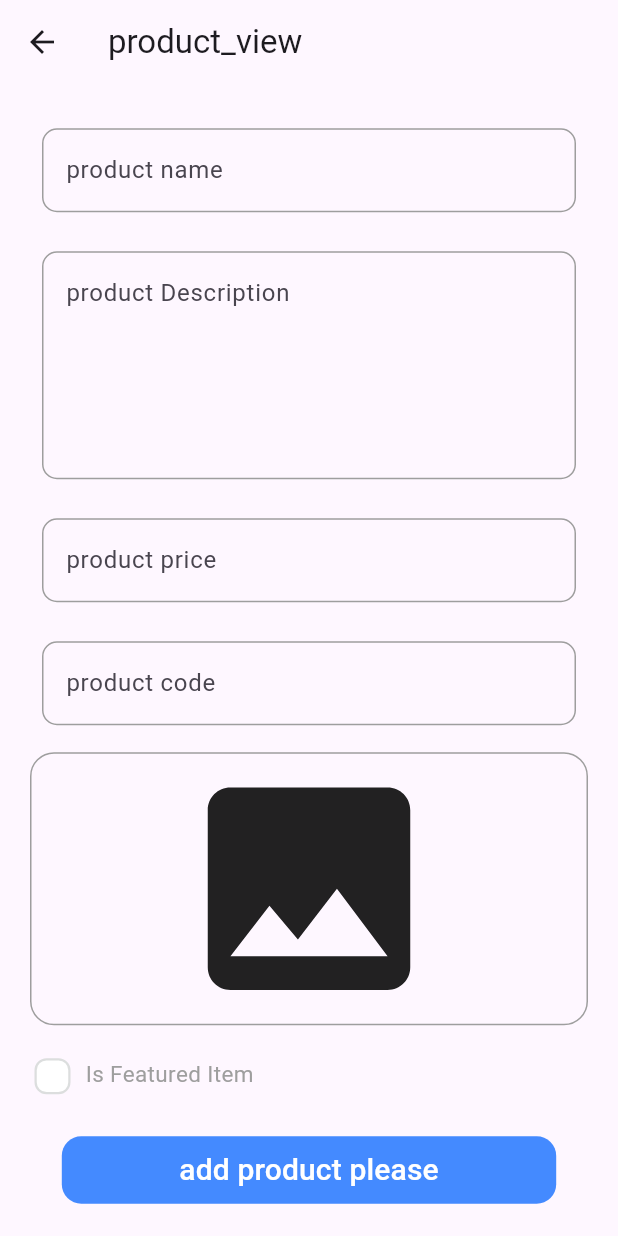
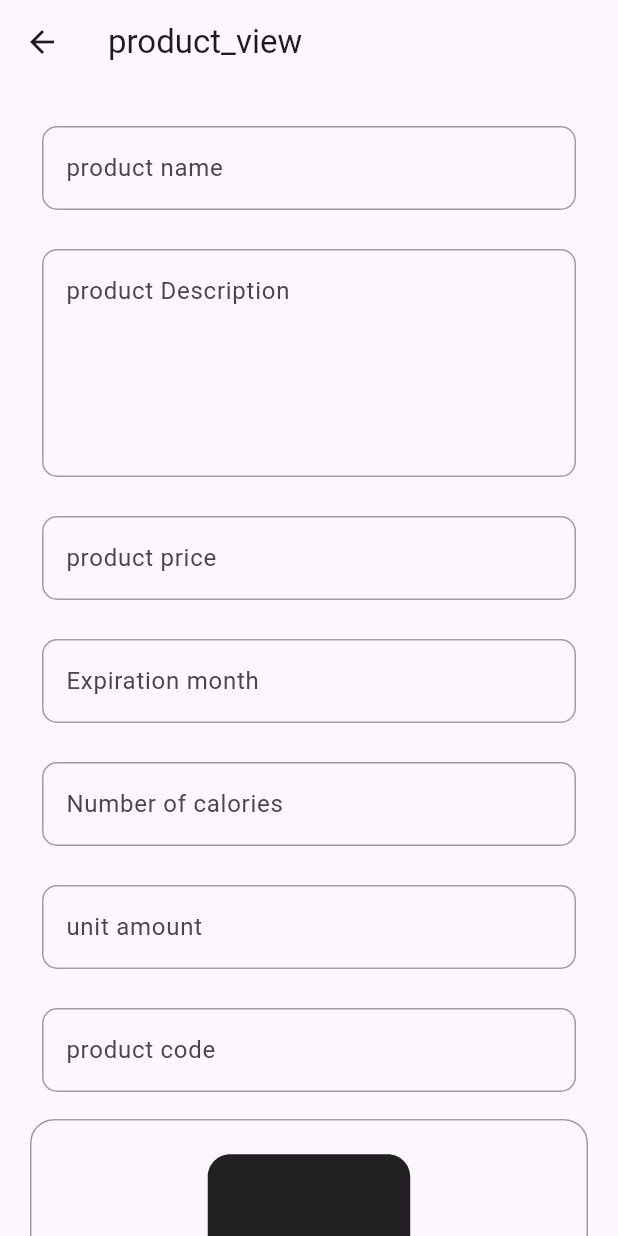
Before and after one commit to ahmedElmeqdamy/fruits_dash_board, a Flutter app: the screen it shows after launch, after a tap on "add product", on a phone screen of 412 x 824 dp. Run offline on Flutter 3.47's test engine with Material 3 defaults, Android fonts, the phone set to English and light mode, and no system bars; drawn by our look-alikes of modal_progress_hud_nsn, skeletonizer; our stand-ins replace cloud_firestore, dartz, firebase_core, firebase_storage, flutter_bloc, flutter_svg and 3 more; accounts and stored records are empty; statements that could not run were skipped.

Commit message:
last update 27/12

```diff
--- a/lib/core/repos/product_repo/product_repo_impl.dart
+++ b/lib/core/repos/product_repo/product_repo_impl.dart
@@ -1,3 +1,5 @@
+import 'dart:developer';
+
 import 'package:dartz/dartz.dart';
 import 'package:fruits_dash_board/core/errors/failure.dart';
 import 'package:fruits_dash_board/core/repos/product_repo/product_repo.dart';
@@ -23,6 +25,7 @@ class ProductRepoImpl implements ProductRepo {
 
       return right(null);
     } catch (error) {
+      log('.................._______________________________$error');
       return Left(ServerFailure(error.toString()));
     }
   }
--- a/lib/core/services/firestore_services.dart
+++ b/lib/core/services/firestore_services.dart
@@ -1,3 +1,5 @@
+import 'dart:developer';
+
 import 'package:cloud_firestore/cloud_firestore.dart';
 
 import 'database_services.dart';
@@ -11,6 +13,7 @@ class FirestoreServices implements DatabaseServices {
     required Map<String, dynamic> data,
     String? documentId,
   }) async {
+    log('log in try to add data by firebaes');
     if (documentId != null) {
       await firebaseFirestore.collection(path).doc(documentId).set(data);
     } else {
@@ -29,6 +32,7 @@ class FirestoreServices implements DatabaseServices {
 
   @override
   Future<bool> isDataExit({required String path, required String uid}) async {
+    log('_______________________________________try to check data by firebase');
     final data = await firebaseFirestore.collection(path).doc(uid).get();
     return data.exists;
   }
--- a/lib/core/services/get_it_service.dart
+++ b/lib/core/services/get_it_service.dart
@@ -1,6 +1,7 @@
 import 'package:fruits_dash_board/core/repos/image_repo/image_repo.dart';
 import 'package:fruits_dash_board/core/repos/image_repo/image_repo_impl.dart';
 import 'package:fruits_dash_board/core/services/storeage_services.dart';
+import 'package:fruits_dash_board/core/services/supa_base_storage.dart';
 import 'package:get_it/get_it.dart';
 
 import '../repos/product_repo/product_repo.dart';
@@ -9,18 +10,25 @@ import 'database_services.dart';
 import 'fire_storage.dart';
 import 'firestore_services.dart';
 
-
 //create method setup to register all dependencies 1-2
 final GetIt getIt = GetIt.instance;
 
 void setupGetIt() {
   // Register services
-  getIt.registerSingleton<StorageServices>(FireStorage());
-  getIt.registerSingleton<DatabaseServices>(FirestoreServices());
-  getIt.registerSingleton<ImageRepo>(ImageRepoImpl(getIt.get<StorageServices>()));
-  getIt.registerSingleton<ProductRepo>(ProductRepoImpl(getIt.get<DatabaseServices>()));
+  //here we can switch between supabase and fire storage just chang
+  //getIt.registerSingleton<StorageServices>(FireStorage());
+  getIt.registerSingleton<StorageServices>(SupabaseStorageServices());
 
 
+
+
+  getIt.registerSingleton<DatabaseServices>(FirestoreServices());
+  getIt.registerSingleton<ImageRepo>(
+    ImageRepoImpl(getIt.get<StorageServices>()),
+  );
+  getIt.registerSingleton<ProductRepo>(
+    ProductRepoImpl(getIt.get<DatabaseServices>()),
+  );
+
   // Register repositories with their dependencies
-
 }
--- a/lib/core/services/storeage_services.dart
+++ b/lib/core/services/storeage_services.dart
@@ -1,5 +1,5 @@
 import 'dart:io';
 
 abstract class StorageServices {
-  Future<String> uploadFile(File image, String path);
+  Future<String> uploadFile(File file, String path);
 }
--- /dev/null
+++ b/lib/core/services/supa_base_storage.dart
@@ -0,0 +1,50 @@
+import 'dart:developer';
+import 'dart:io';
+import 'package:path/path.dart' as p;
+import 'package:fruits_dash_board/core/services/storeage_services.dart';
+import 'package:supabase_flutter/supabase_flutter.dart';
+
+class SupabaseStorageServices implements StorageServices {
+  static late Supabase _supabase;
+
+  static createBuckets(String bucketName) async {
+    var buckets = await _supabase.client.storage.listBuckets();
+
+    bool isBucketExits = false;
+
+    for (var buckte in buckets) {
+      if (buckte.id == bucketName) {
+        isBucketExits = true;
+        break;
+      }
+    }
+    if (!isBucketExits) {
+      await _supabase.client.storage.createBucket(bucketName);
+    }
+  }
+
+  static Future<void> initSupabase() async {
+    _supabase = await Supabase.initialize(
+      url: 'https://uvzggwacrbhrpxyxdvxo.supabase.co',
+      anonKey: 'sb_secret_E6Dk0LuTw43_iZPwRLUibw_A_KIUP1S',
+    );
+    ;
+  }
+
+  @override
+  Future<String> uploadFile(File file, String path) async {
+    //p.basename(file.path) dala deh bt2os kol haga w tseeb name file bas  ;
+    //file.path dah mkan file al 3andy fi app;
+    String fileName = p.basename(file.path);
+    //p.extension(file.path) dala deh bt2os kol haga extension name file bas ;
+    String extensionName = p.extension(file.path);
+    var result = await _supabase.client.storage
+        .from('fruits_images')
+        .upload('$path/$fileName', file);
+    final String publicUrl = _supabase.client.storage
+        .from('fruits_images')
+        .getPublicUrl('$path/$fileName');
+    log(publicUrl);
+    return result;
+  }
+}
--- a/lib/core/widgets/box_error.dart
+++ b/lib/core/widgets/box_error.dart
@@ -1,12 +1,16 @@
 import 'package:flutter/material.dart';
 
 class ShowBoxError {
-  static Future<void> show(BuildContext context, String errorMessage) {
+  static Future<void> show(
+    BuildContext context,
+    String errorMessage,
+      {String message = 'Error'}
+  ) {
     return showDialog(
       context: context,
       builder: (context) {
         return AlertDialog(
-          title: const Text('Error'),
+          title:  Text(message),
           content: Text(errorMessage),
           actions: [
             TextButton(
--- a/lib/featured/add_product/domain/entities/add_product_input_entity.dart
+++ b/lib/featured/add_product/domain/entities/add_product_input_entity.dart
@@ -1,4 +1,6 @@
 import 'dart:io';
+
+import 'package:fruits_dash_board/featured/add_product/domain/entities/review_entity.dart';
 
 class AddProductInputEntity {
   final String name;
@@ -7,14 +9,32 @@ class AddProductInputEntity {
   final String code;
   final File image;
   final bool isFeatured;
-   String? imageUrl;
+  String? imageUrl;
+  final int expirationMonth;
+   bool isOrganic;
+  final int numberOfCalories;
+   final num averageRating = 0;
+  final int ratingCount = 0;
+  final int unitAmount;
+  final List<ReviewEntity> reviews ;
 
-  AddProductInputEntity({
+
+
+
+
+  AddProductInputEntity( {
     required this.name,
     required this.description,
     required this.price,
     required this.code,
     required this.image,
-    required this.isFeatured,  this.imageUrl,
+    required this.isFeatured,
+    this.imageUrl,
+    required this.expirationMonth,
+    required this.numberOfCalories,
+    required this.unitAmount,
+     this.isOrganic = false,
+    required this.reviews,
+
   });
 }
--- /dev/null
+++ b/lib/featured/add_product/domain/entities/review_entity.dart
@@ -0,0 +1,15 @@
+class ReviewEntity {
+  final String name;
+  final String image;
+  final num rating;
+  final String date;
+  final String reviewDescription;
+
+  ReviewEntity({
+    required this.name,
+    required this.image,
+    required this.rating,
+    required this.date,
+    required this.reviewDescription,
+  });
+}
--- a/lib/featured/add_product/presentation/views/add_products_view.dart
+++ b/lib/featured/add_product/presentation/views/add_products_view.dart
@@ -1,6 +1,7 @@
 import 'package:flutter/material.dart';
 import 'package:flutter_bloc/flutter_bloc.dart';
 import 'package:fruits_dash_board/featured/add_product/presentation/views/widgets/add_product_view_body.dart';
+import 'package:fruits_dash_board/featured/add_product/presentation/views/widgets/add_product_view_body_bloc_builder.dart';
 
 import '../../../../core/repos/image_repo/image_repo.dart';
 import '../../../../core/repos/product_repo/product_repo.dart';
@@ -17,7 +18,7 @@ class AddProductsView extends StatelessWidget {
       body: BlocProvider(
         create: (context) =>
             AddProductCubit(getIt.get<ImageRepo>(), getIt.get<ProductRepo>()),
-        child: AddProductViewBody(),
+        child: AddProductViewBodyBlocBuilder(),
       ),
     );
   }
--- a/lib/featured/add_product/presentation/views/widgets/add_product_view_body.dart
+++ b/lib/featured/add_product/presentation/views/widgets/add_product_view_body.dart
@@ -4,12 +4,14 @@ import 'package:flutter/material.dart';
 import 'package:flutter_bloc/flutter_bloc.dart';
 import 'package:fruits_dash_board/core/widgets/custom_button.dart';
 import 'package:fruits_dash_board/featured/add_product/domain/entities/add_product_input_entity.dart';
+import 'package:fruits_dash_board/featured/add_product/domain/entities/review_entity.dart';
 
 import '../../../../../core/widgets/box_error.dart';
 import '../../../../../core/widgets/custom_text_form.dart';
 import '../../manager/add_product_cubit.dart';
 import 'image_feild.dart';
 import 'is_featured_check_box.dart';
+import 'is_organic.dart';
 
 class AddProductViewBody extends StatefulWidget {
   const AddProductViewBody({super.key});
@@ -23,11 +25,12 @@ class _AddProductViewBodyState extends State<AddProductViewBody> {
   AutovalidateMode autoValidateMode = AutovalidateMode.disabled;
   late String name;
   late String description;
-  late num price;
+  late num price, expirationMonth, numberOfCalories, unitAmount;
   late String code;
   File? image;
   late String imageUrl;
   bool isFeatured = false;
+  bool isOrganic = false;
 
   @override
   Widget build(BuildContext context) {
@@ -68,6 +71,33 @@ class _AddProductViewBodyState extends State<AddProductViewBody> {
                 SizedBox(height: 10),
                 CustomTextFormField(
                   onSaved: (value) {
+                    expirationMonth = num.parse(value!);
+                  },
+                  hintText: 'Expiration month',
+                  maxLines: 1,
+                  keyboardType: TextInputType.number,
+                ),
+                SizedBox(height: 10),
+                CustomTextFormField(
+                  onSaved: (value) {
+                    numberOfCalories = num.parse(value!);
+                  },
+                  hintText: 'Number of calories',
+                  maxLines: 1,
+                  keyboardType: TextInputType.number,
+                ),
+                SizedBox(height: 10),
+                CustomTextFormField(
+                  onSaved: (value) {
+                    unitAmount = num.parse(value!);
+                  },
+                  hintText: 'unit amount',
+                  maxLines: 1,
+                  keyboardType: TextInputType.number,
+                ),
+                SizedBox(height: 10),
+                CustomTextFormField(
+                  onSaved: (value) {
                     code = value!.toLowerCase();
                   },
                   hintText: 'product code',
@@ -81,12 +111,24 @@ class _AddProductViewBodyState extends State<AddProductViewBody> {
                   },
                 ),
                 SizedBox(height: 10),
-                IsFeaturedCheckBox(onChanged: (value) {}),
+                IsOrganic(
+                  onChanged: (value) {
+                    isOrganic = value;
+                    setState(() {});
+                  },
+                ),
+                SizedBox(height: 10),
+                IsFeaturedCheckBox(
+                  onChanged: (value) {
+                    isFeatured = value;
+                    setState(() {});
+                  },
+                ),
                 SizedBox(height: 40),
                 CustomButton(
                   backgroundColor: Colors.blueAccent,
                   textColor: Colors.white,
-                  text: 'add product please',
+                  text: 'add product please ?',
                   onPressed: () {
                     if (image != null) {
                       if (formKey.currentState!.validate()) {
@@ -99,7 +141,20 @@ class _AddProductViewBodyState extends State<AddProductViewBody> {
                           code: code,
                           image: image!,
                           isFeatured: isFeatured,
-                         // imageUrl: imageUrl,
+                          expirationMonth: expirationMonth.toInt(),
+                          numberOfCalories: numberOfCalories.toInt(),
+                          unitAmount: unitAmount.toInt(),
+                          isOrganic: isOrganic,
+                          reviews: [
+                            ReviewEntity(
+                              name: 'ahmed',
+                              image: 'https://via.placeholder.com/150',
+                              rating: 5,
+                              date: 'place holder',
+                              reviewDescription: 'asdsad',
+                            ),
+                          ],
+                          // imageUrl: imageUrl,
                         );
                         context.read<AddProductCubit>().addProduct(input);
                       } else {
--- /dev/null
+++ b/lib/featured/add_product/presentation/views/widgets/add_product_view_body_bloc_builder.dart
@@ -0,0 +1,33 @@
+import 'package:flutter/material.dart';
+import 'package:flutter_bloc/flutter_bloc.dart';
+import 'package:fruits_dash_board/featured/add_product/presentation/manager/add_product_cubit.dart';
+import 'package:modal_progress_hud_nsn/modal_progress_hud_nsn.dart';
+
+import '../../../../../core/widgets/box_error.dart';
+import '../../manager/add_product_state.dart';
+import 'add_product_view_body.dart';
+
+class AddProductViewBodyBlocBuilder extends StatelessWidget {
+  const AddProductViewBodyBlocBuilder({
+    super.key,
+  });
+
+  @override
+  Widget build(BuildContext context) {
+    return BlocConsumer<AddProductCubit, AddProductState>(
+      listener: (context, state) {
+        if (state is AddProductSuccess) {
+          ShowBoxError.show(context, 'Product added successfully' ,message: 'Success');
+        }
+        if (state is AddProductFailure) {
+          ShowBoxError.show(context, state.error);
+        }
+      },
+      builder: (context, state) {
+        return ModalProgressHUD(
+            inAsyncCall: state is AddProductLoading,
+            child: AddProductViewBody());
+      },
+    );
+  }
+}
--- /dev/null
+++ b/lib/featured/add_product/presentation/views/widgets/is_organic.dart
@@ -0,0 +1,54 @@
+import 'package:flutter/gestures.dart';
+import 'package:flutter/material.dart';
+
+import '../../../../../core/utils/app_text_style.dart';
+import '../../../../../core/widgets/custom_check_box.dart';
+
+class IsOrganic extends StatefulWidget {
+  const IsOrganic({required this.onChanged, super.key});
+
+  final ValueChanged<bool> onChanged;
+
+  @override
+  State<IsOrganic> createState() => _IsFeaturedCheckBoxState();
+}
+
+class _IsFeaturedCheckBoxState extends State<IsOrganic> {
+  bool isOrganic = false;
+
+  @override
+  Widget build(BuildContext context) {
+    return Transform.translate(
+      offset: const Offset(3, 12),
+      child: Row(
+        crossAxisAlignment: CrossAxisAlignment.start,
+        children: [
+          CustomCheckBox(
+            isChecked: isOrganic,
+            onChecked: (value) {
+              isOrganic = value;
+              widget.onChanged(value);
+              setState(() {});
+            },
+          ),
+          const SizedBox(width: 10),
+          Expanded(
+            child: Text.rich(
+              TextSpan(
+                children: [
+                  TextSpan(
+                    text: 'Is Organic ',
+                    style: AppStyles.regular13.copyWith(
+                      color: Colors.grey,
+                      fontSize: 15,
+                    ),
+                  ),
+                ],
+              ),
+            ),
+          ),
+        ],
+      ),
+    );
+  }
+}
--- a/lib/main.dart
+++ b/lib/main.dart
@@ -1,3 +1,5 @@
+import 'dart:developer';
+
 import 'package:firebase_core/firebase_core.dart';
 import 'package:flutter/material.dart';
 import 'package:flutter_bloc/flutter_bloc.dart';
@@ -5,6 +7,7 @@ import 'package:fruits_dash_board/core/services/get_it_service.dart';
 
 import 'core/helper_function/on_generate_route.dart';
 import 'core/services/bloc_watch.dart';
+import 'core/services/supa_base_storage.dart';
 import 'firebase_options.dart';
 
 void main() async {
@@ -12,7 +15,8 @@ void main() async {
 
   //setup bloc observer 2-2
   Bloc.observer = BlocWatch();
-
+  await SupabaseStorageServices.initSupabase();
+  await SupabaseStorageServices.createBuckets('fruits_images');
   await Firebase.initializeApp(options: DefaultFirebaseOptions.currentPlatform);
   setupGetIt();
   runApp(const MyApp());
--- a/pubspec.yaml
+++ b/pubspec.yaml
@@ -44,6 +44,8 @@ dependencies:
   get_it: ^9.2.0
   flutter_bloc: ^9.1.1
   cloud_firestore: ^6.1.1
+  modal_progress_hud_nsn: ^0.5.1
+  supabase_flutter: ^2.12.0
 
 dev_dependencies:
   flutter_test:
```
Also changed, not shown: lib/featured/add_product/data/models/add_product_input_models.dart (+50 -16 lines), lib/featured/add_product/data/models/review_model.dart (added, +47 -0 lines), lib/featured/add_product/presentation/manager/add_product_cubit.dart (+9 -2 lines), pubspec.lock, 5 other files.
